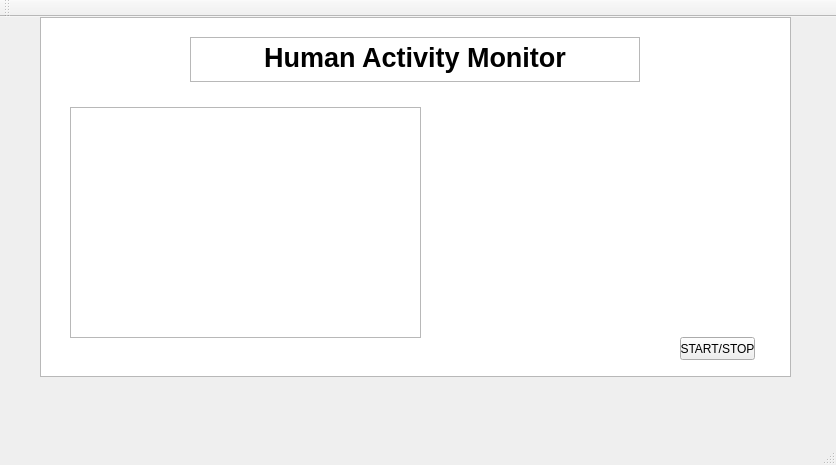
ehrh0023/human-activity-monitor, file Human-Activity-Monitor/mainwindow.ui: the form before one commit.
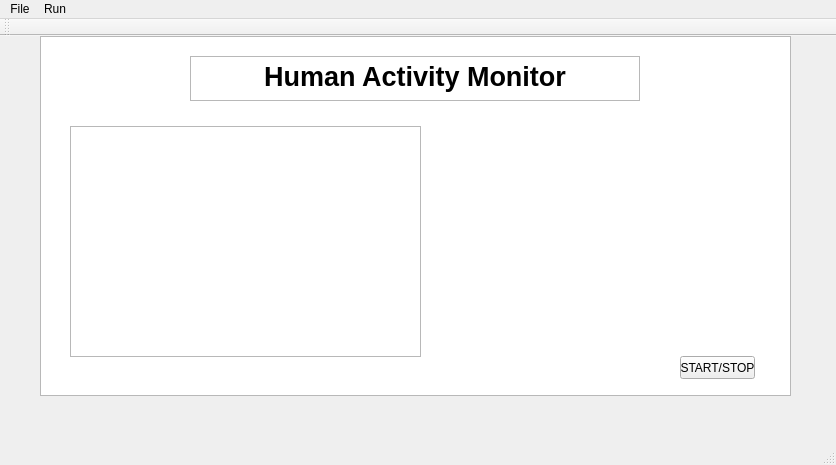
The form after the commit. Custom widgets are drawn as their Qt base class.

```diff
--- a/Human-Activity-Monitor/mainwindow.ui
+++ b/Human-Activity-Monitor/mainwindow.ui
@@ -100,6 +100,21 @@
      <height>21</height>
     </rect>
    </property>
+   <widget class="QMenu" name="menuFIle">
+    <property name="title">
+     <string>File</string>
+    </property>
+    <addaction name="actionOpen"/>
+    <addaction name="actionOpen_Webcam"/>
+   </widget>
+   <widget class="QMenu" name="menuRun">
+    <property name="title">
+     <string>Run</string>
+    </property>
+    <addaction name="actionProcess"/>
+   </widget>
+   <addaction name="menuFIle"/>
+   <addaction name="menuRun"/>
   </widget>
   <widget class="QToolBar" name="mainToolBar">
    <attribute name="toolBarArea">
```
Left out of the diff: 21 changed lines with no effect on the pictures.
